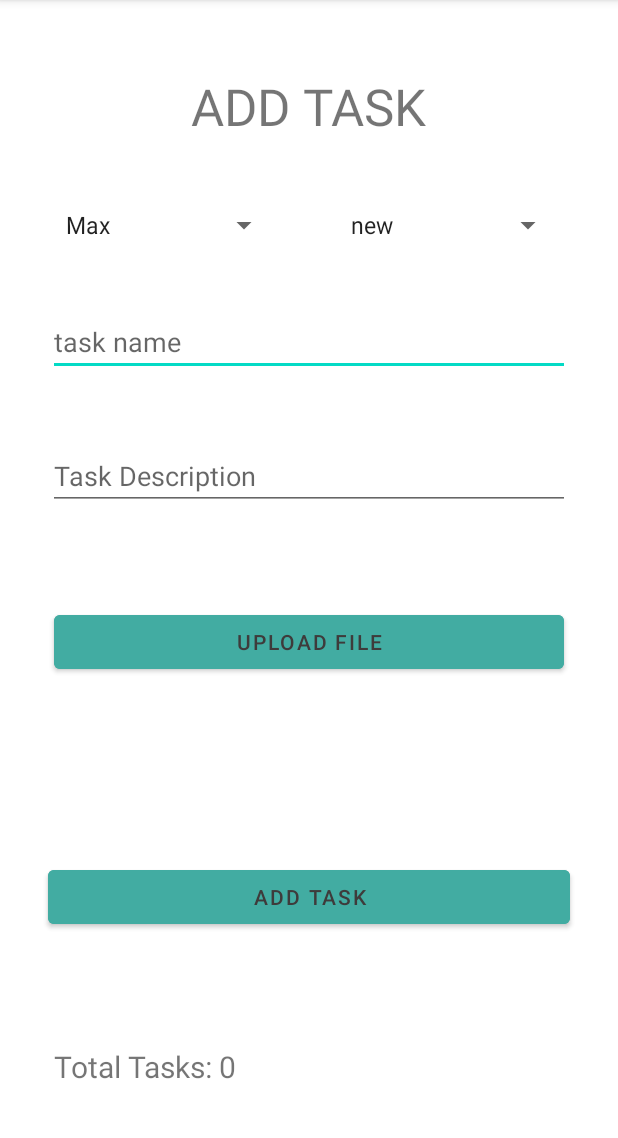
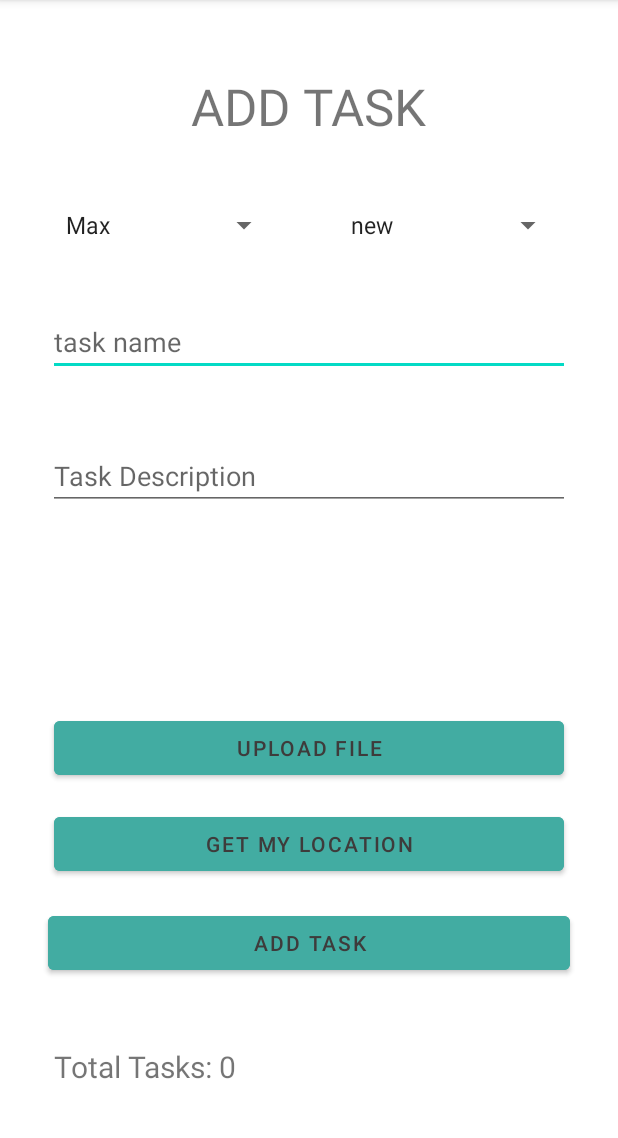
Before and after one commit to macRos-Alzoubi/taskmaster, an Android app: the AddTask screen opened directly, with no data from a screen before it, on a phone screen of 412 x 824 dp, the part 84-1222 px from its top. Run offline under Robolectric (Android 15) with nearby library versions, the phone set to English and light mode, and no system bars; libraries missing offline, so code that uses them is left out: br.com.onimur, com.amazonaws.mobile, com.amazonaws.mobileconnectors, com.amplifyframework.analytics, com.amplifyframework.api and 1 more; 3 statements that could not run were skipped.

Commit message:
fin lab-42

```diff
--- a/app/build.gradle
+++ b/app/build.gradle
@@ -1,6 +1,7 @@
 plugins {
     id 'com.android.application'
     id 'com.google.gms.google-services'
+    id 'com.google.android.libraries.mapsplatform.secrets-gradle-plugin'
 }
 
 android {
@@ -91,4 +92,8 @@ dependencies {
 
     implementation 'com.amazonaws:aws-android-sdk-mobile-client:2.33.0'
 
+    // google maps
+    implementation 'com.google.android.gms:play-services-location:18.0.0'
+    implementation 'com.google.android.gms:play-services-maps:18.0.0'
+
 }
--- a/app/src/main/java/com/example/taskmaster/TaskViewAdapter.java
+++ b/app/src/main/java/com/example/taskmaster/TaskViewAdapter.java
@@ -59,6 +59,8 @@ public class TaskViewAdapter extends RecyclerView.Adapter<TaskViewAdapter.TaskVi
             intent.putExtra("body", task.getDescription());
             intent.putExtra("status", task.getStatus());
             intent.putExtra("imageUrl", task.getImgUrl());
+            intent.putExtra("lat", task.getLat());
+            intent.putExtra("lon", task.getLon());
             view.getContext().startActivity(intent);
         }
     }
--- a/app/src/main/res/layout/activity_add_task.xml
+++ b/app/src/main/res/layout/activity_add_task.xml
@@ -22,14 +22,14 @@
         android:layout_width="0dp"
         android:layout_height="wrap_content"
         android:layout_marginStart="32dp"
+        android:layout_marginTop="18dp"
         android:layout_marginEnd="32dp"
-        android:layout_marginBottom="146dp"
         android:backgroundTint="@color/button_primary"
         android:text="@string/add_task"
         android:textColor="@color/button_test"
-        app:layout_constraintBottom_toBottomOf="parent"
         app:layout_constraintEnd_toEndOf="parent"
-        app:layout_constraintStart_toStartOf="parent" />
+        app:layout_constraintStart_toStartOf="parent"
+        app:layout_constraintTop_toBottomOf="@+id/add_task_getlocation_btn" />
 
     <TextView
         android:id="@+id/text_total_task"
@@ -68,14 +68,14 @@
         android:layout_width="0dp"
         android:layout_height="wrap_content"
         android:layout_marginStart="36dp"
-        android:layout_marginTop="64dp"
         android:layout_marginEnd="36dp"
+        android:layout_marginBottom="245dp"
         android:backgroundTint="@color/button_primary"
         android:text="@string/upload_file"
         android:textColor="@color/button_test"
+        app:layout_constraintBottom_toBottomOf="parent"
         app:layout_constraintEnd_toEndOf="parent"
-        app:layout_constraintStart_toStartOf="parent"
-        app:layout_constraintTop_toBottomOf="@+id/addTask_task_description" />
+        app:layout_constraintStart_toStartOf="parent" />
 
     <EditText
         android:id="@+id/addTask_task_name"
@@ -86,11 +86,11 @@
         android:layout_marginEnd="32dp"
         android:ems="10"
         android:hint="@string/task_name"
+        android:importantForAutofill="no"
         android:inputType="textPersonName"
         app:layout_constraintEnd_toEndOf="parent"
         app:layout_constraintStart_toStartOf="parent"
-        app:layout_constraintTop_toTopOf="parent"
-        android:importantForAutofill="no" />
+        app:layout_constraintTop_toTopOf="parent" />
 
     <EditText
         android:id="@+id/addTask_task_description"
@@ -101,11 +101,25 @@
         android:layout_marginEnd="32dp"
         android:ems="10"
         android:hint="@string/task_description"
+        android:importantForAutofill="no"
         android:inputType="textPersonName"
         app:layout_constraintEnd_toEndOf="parent"
         app:layout_constraintStart_toStartOf="parent"
-        app:layout_constraintTop_toBottomOf="@+id/addTask_task_name"
-        android:importantForAutofill="no" />
+        app:layout_constraintTop_toBottomOf="@+id/addTask_task_name" />
+
+    <Button
+        android:id="@+id/add_task_getlocation_btn"
+        android:layout_width="0dp"
+        android:layout_height="wrap_content"
+        android:layout_marginStart="36dp"
+        android:layout_marginTop="16dp"
+        android:layout_marginEnd="36dp"
+        android:backgroundTint="@color/button_primary"
+        android:text="Get My Location"
+        android:textColor="@color/button_test"
+        app:layout_constraintEnd_toEndOf="parent"
+        app:layout_constraintStart_toStartOf="parent"
+        app:layout_constraintTop_toBottomOf="@+id/addTask_fileUpload_btn" />
 
 
 </androidx.constraintlayout.widget.ConstraintLayout>
--- a/build.gradle
+++ b/build.gradle
@@ -11,6 +11,7 @@ buildscript {
         // in the individual module build.gradle files
         classpath 'com.amplifyframework:amplify-tools-gradle-plugin:1.0.2'
         classpath 'com.google.gms:google-services:4.3.10'
+        classpath "com.google.android.libraries.mapsplatform.secrets-gradle-plugin:secrets-gradle-plugin:2.0.0"
     }
 }
 
```
Also changed, not shown: app/src/main/AndroidManifest.xml (+14 -1 lines), app/src/main/java/com/example/taskmaster/AddTask.java (+108 -6 lines), app/src/main/java/com/example/taskmaster/TaskDetail.java (+38 -2 lines), app/src/main/res/layout/activity_task_detail.xml (+19 -8 lines), app/src/main/graphql/schema.json, app/src/main/java/com/amplifyframework/datastore/generated/model/AmplifyModelProvider.java, app/src/main/java/com/amplifyframework/datastore/generated/model/Task.java, 4 other files.
